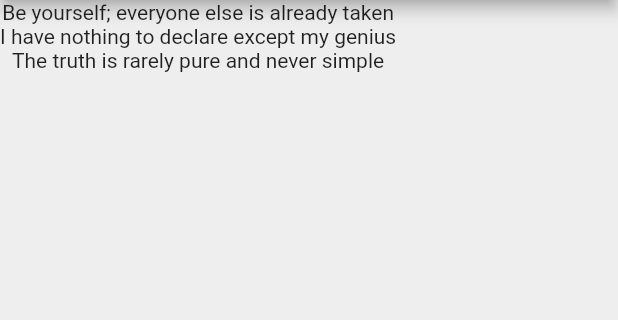
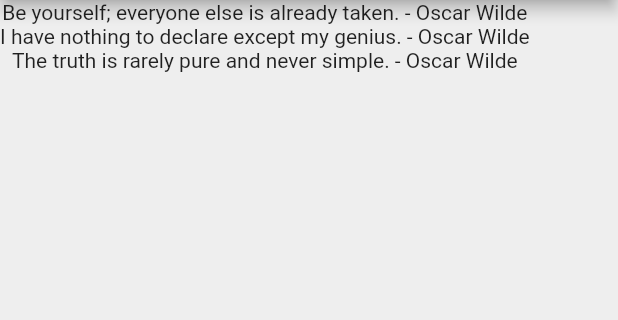
Before and after one commit to ronhedwigzape/quotes, a Flutter app: the screen it shows after launch, on a phone screen of 412 x 824 dp, the part 84-404 px from its top. Run offline on Flutter 3.47's test engine with Material 2 defaults, Android fonts, the phone set to English and light mode, and no system bars.

Commit message:
Learn Custom Classes

```diff
--- a/lib/main.dart
+++ b/lib/main.dart
@@ -1,4 +1,5 @@
 import 'package:flutter/material.dart';
+import 'package:quotes/quote.dart';
 
 void main() {
   runApp(const MaterialApp(
@@ -14,11 +15,16 @@ class QuoteList extends StatefulWidget {
 }
 
 class _QuoteListState extends State<QuoteList> {
-
-  List<String> quotes = [
-    'Be yourself; everyone else is already taken',
-    'I have nothing to declare except my genius',
-    'The truth is rarely pure and never simple'
+  List<Quote> quotes = [
+    Quote(
+        author: 'Oscar Wilde',
+        text: 'Be yourself; everyone else is already taken.'),
+    Quote(
+        author: 'Oscar Wilde',
+        text: 'I have nothing to declare except my genius.'),
+    Quote(
+        author: 'Oscar Wilde',
+        text: 'The truth is rarely pure and never simple.'),
   ];
 
   @override
@@ -31,9 +37,10 @@ class _QuoteListState extends State<QuoteList> {
         backgroundColor: Colors.redAccent,
       ),
       body: Column(
-        children: quotes.map((quote) => Text(quote)).toList(),
+        children: quotes
+            .map((quote) => Text('${quote.text} - ${quote.author}'))
+            .toList(),
       ),
     );
-    ;
   }
 }
--- /dev/null
+++ b/lib/quote.dart
@@ -0,0 +1,7 @@
+class Quote {
+  String text;
+  String author;
+
+  // Constructor
+  Quote({required this.author, required this.text});
+}
```
